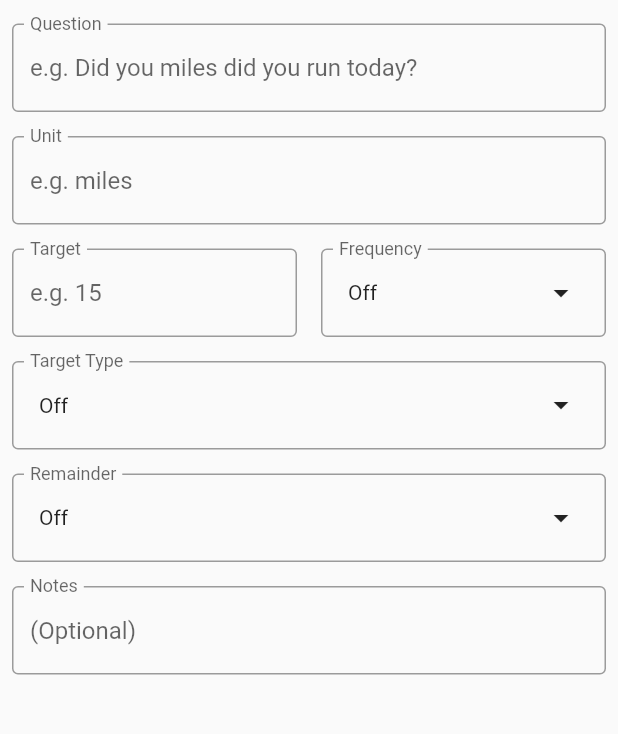
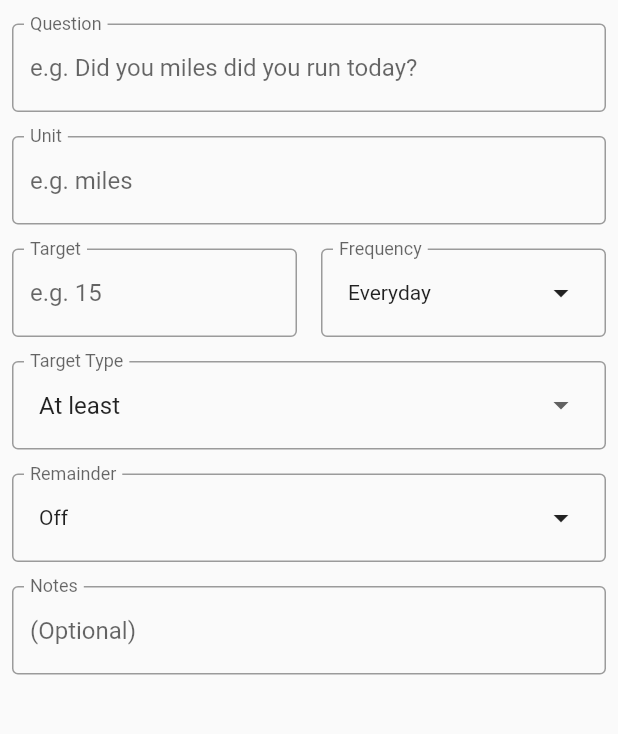
Before and after one commit to harry95730/home_screen, a Flutter app: the Measurable screen opened directly, on a phone screen of 412 x 824 dp, the part 197-931 px from its top. Run offline on Flutter 3.47's test engine with Material 3 defaults, Android fonts, the phone set to English and light mode, and no system bars; our stand-ins replace flutter_colorpicker; missing offline and left inert: analog_clock_picker, flutter_material_color_picker, home_widget, rrule_generator, textfield_tags.

Commit message:
new repo

```diff
--- a/lib/measurable.dart
+++ b/lib/measurable.dart
@@ -22,9 +22,10 @@ class _MeasurableState extends State<Measurable> {
   Color? _tempShadeColor;
   String s2 = 'Off';
   String s3 = 'Everyday';
+  String s4 = 'Everyday';
   ColorSwatch? _mainColor = Colors.blue;
-
   Color? _shadeColor = Colors.blue[800];
+  String _selectedItem = 'At least';
   Map<String, bool> mar = {
     'Monday': true,
     'Tuesday': true,
@@ -150,7 +151,7 @@ class _MeasurableState extends State<Measurable> {
                   padding: const EdgeInsets.all(8.0),
                   child: Deco().frequencyfil(
                     'Frequency',
-                    s2,
+                    s4,
                     context,
                   ),
                 ),
@@ -159,8 +160,34 @@ class _MeasurableState extends State<Measurable> {
           ),
           Padding(
             padding: const EdgeInsets.all(8.0),
-            child: Deco().clockfil('Target Type', s2, context,
-                analogClockController, checkstate, status),
+            child: Stack(
+              children: [
+                Deco().emptyfil('Target Type'),
+                Positioned(
+                  top: 5,
+                  left: 18,
+                  bottom: 5,
+                  right: 18,
+                  child: DropdownButtonHideUnderline(
+                    child: DropdownButton<String>(
+                      value: _selectedItem,
+                      onChanged: (String? newValue) {
+                        setState(() {
+                          _selectedItem = newValue!;
+                        });
+                      },
+                      items: <String>['At least', 'At most']
+                          .map<DropdownMenuItem<String>>((String value) {
+                        return DropdownMenuItem<String>(
+                          value: value,
+                          child: Text(value),
+                        );
+                      }).toList(),
+                    ),
+                  ),
+                )
+              ],
+            ),
           ),
           Padding(
             padding: const EdgeInsets.all(8.0),
--- a/lib/popup.dart
+++ b/lib/popup.dart
@@ -380,12 +380,12 @@ class Fur {
             initialRRule:
                 'RRULE:FREQ=WEEKLY;UNTIL=20231211T000000;INTERVAL=1;BYDAY=MO',
             textDelegate: const EnglishRRuleTextDelegate(),
-            onChange: print,
+            onChange: (value) {
+              print('value :${value.toString()}');
+            },
           ),
         ),
       ),
     );
   }
-
-  void frequencyfil() {}
 }
--- a/lib/yesno.dart
+++ b/lib/yesno.dart
@@ -18,6 +18,7 @@ class _YesorNoState extends State<YesorNo> {
   AnalogClockController analogClockController1 = AnalogClockController();
   String s2 = 'Off';
   String s3 = 'Everyday';
+  String s4 = 'Everyday';
   ColorSwatch? _tempMainColor;
   Color? _tempShadeColor;
   ColorSwatch? _mainColor = Colors.blue;
@@ -140,7 +141,7 @@ class _YesorNoState extends State<YesorNo> {
             padding: const EdgeInsets.all(8.0),
             child: Deco().frequencyfil(
               'Frequency',
-              s2,
+              s4,
               context,
             ),
           ),
```
